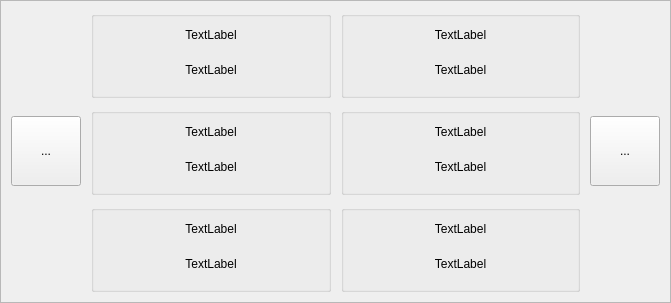
Before: the Qt Designer form obd2widget.ui in pgp90/CarPC, drawn with Qt 5.
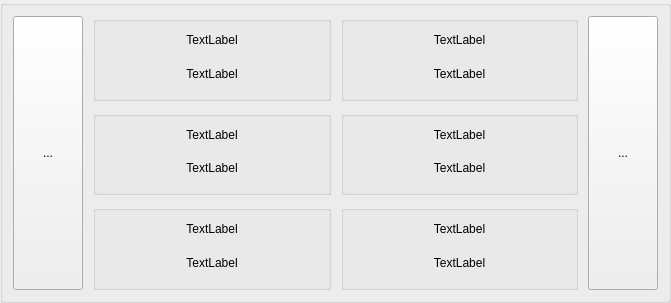
After: the same form once the commit is applied.

The edit to the form file:
```diff
--- a/obd2widget.ui
+++ b/obd2widget.ui
@@ -1,7 +1,7 @@
 <?xml version="1.0" encoding="UTF-8"?>
 <ui version="4.0">
  <class>OBD2Widget</class>
- <widget class="QFrame" name="OBD2Widget">
+ <widget class="QWidget" name="OBD2Widget">
   <property name="geometry">
    <rect>
     <x>0</x>
@@ -19,22 +19,37 @@
   <property name="windowTitle">
    <string>Frame</string>
   </property>
-  <property name="frameShape">
-   <enum>QFrame::StyledPanel</enum>
-  </property>
-  <property name="frameShadow">
-   <enum>QFrame::Raised</enum>
-  </property>
-  <layout class="QHBoxLayout" name="horizontalLayout_2" stretch="0,0,0">
+  <layout class="QHBoxLayout" name="horizontalLayout_2" stretch="0">
    <property name="spacing">
-    <number>10</number>
+    <number>0</number>
    </property>
    <property name="sizeConstraint">
     <enum>QLayout::SetNoConstraint</enum>
    </property>
    <property name="leftMargin">
+    <number>0</number>
+   </property>
+   <property name="topMargin">
+    <number>0</number>
+   </property>
+   <property name="rightMargin">
+    <number>0</number>
+   </property>
+   <property name="bottomMargin">
+    <number>0</number>
+   </property>
+   <item>
+    <widget class="QGroupBox" name="groupBox">
+     <property name="title">
+      <string/>
+     </property>
+     <layout class="QHBoxLayout" name="horizontalLayout">
+      <property name="spacing">
     <number>10</number>
    </property>
+      <property name="leftMargin">
+       <number>10</number>
+      </property>
    <property name="topMargin">
     <number>10</number>
    </property>
@@ -44,10 +59,10 @@
    <property name="bottomMargin">
     <number>10</number>
    </property>
-   <item alignment="Qt::AlignVCenter">
+      <item>
     <widget class="QToolButton" name="prevPageButton">
      <property name="sizePolicy">
-      <sizepolicy hsizetype="Fixed" vsizetype="Expanding">
+         <sizepolicy hsizetype="Fixed" vsizetype="Ignored">
        <horstretch>0</horstretch>
        <verstretch>0</verstretch>
       </sizepolicy>
@@ -424,10 +439,10 @@
      </item>
     </layout>
    </item>
-   <item alignment="Qt::AlignVCenter">
+      <item>
     <widget class="QToolButton" name="nextPageButton">
      <property name="sizePolicy">
-      <sizepolicy hsizetype="Fixed" vsizetype="MinimumExpanding">
+         <sizepolicy hsizetype="Fixed" vsizetype="Expanding">
        <horstretch>0</horstretch>
        <verstretch>1</verstretch>
       </sizepolicy>
@@ -441,6 +456,9 @@
      <property name="text">
       <string>...</string>
      </property>
+       </widget>
+      </item>
+     </layout>
     </widget>
    </item>
   </layout>
```
Lines whose indentation alone changed are shown as unchanged.
